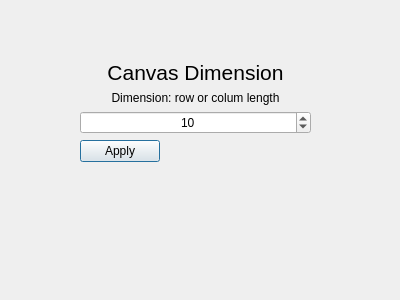
ElijahTolton/SpriteSmith, file sizedialog.ui: the form before one commit.
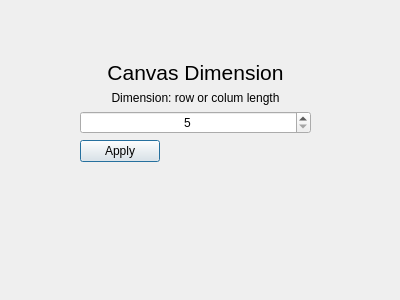
The form after the commit.

Diff of the .ui file:
```diff
--- a/sizedialog.ui
+++ b/sizedialog.ui
@@ -44,14 +44,11 @@
        <set>Qt::AlignmentFlag::AlignCenter</set>
       </property>
       <property name="minimum">
-       <number>4</number>
+       <number>5</number>
       </property>
       <property name="maximum">
        <number>150</number>
       </property>
-      <property name="value">
-       <number>10</number>
-      </property>
      </widget>
     </item>
     <item row="3" column="0">
```
